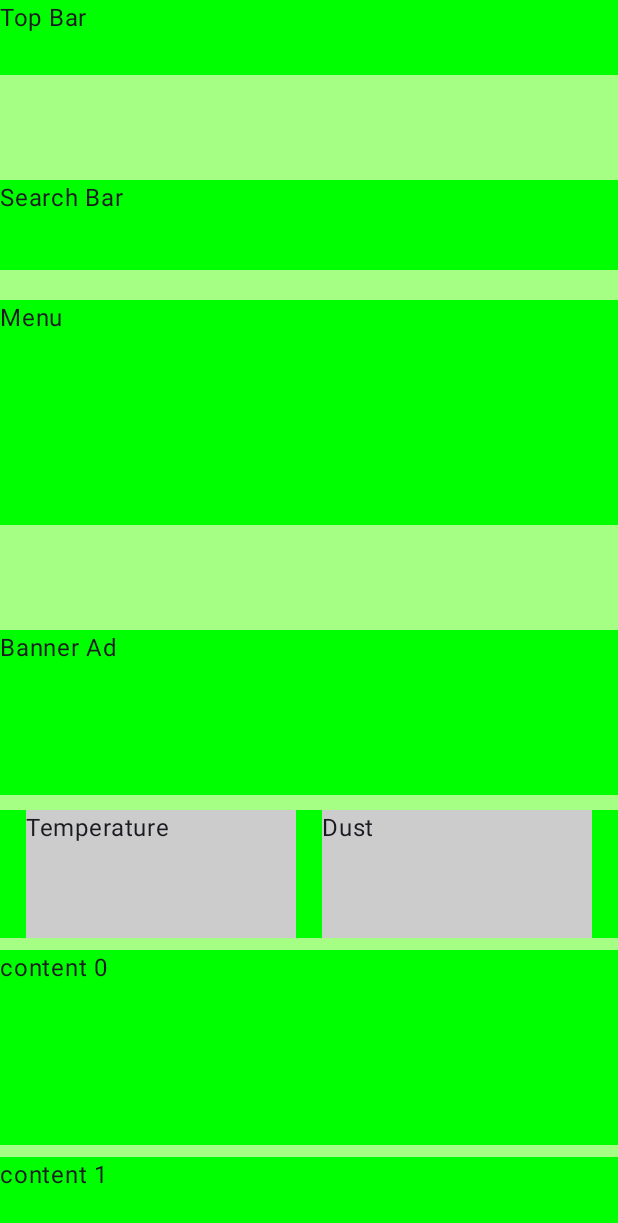
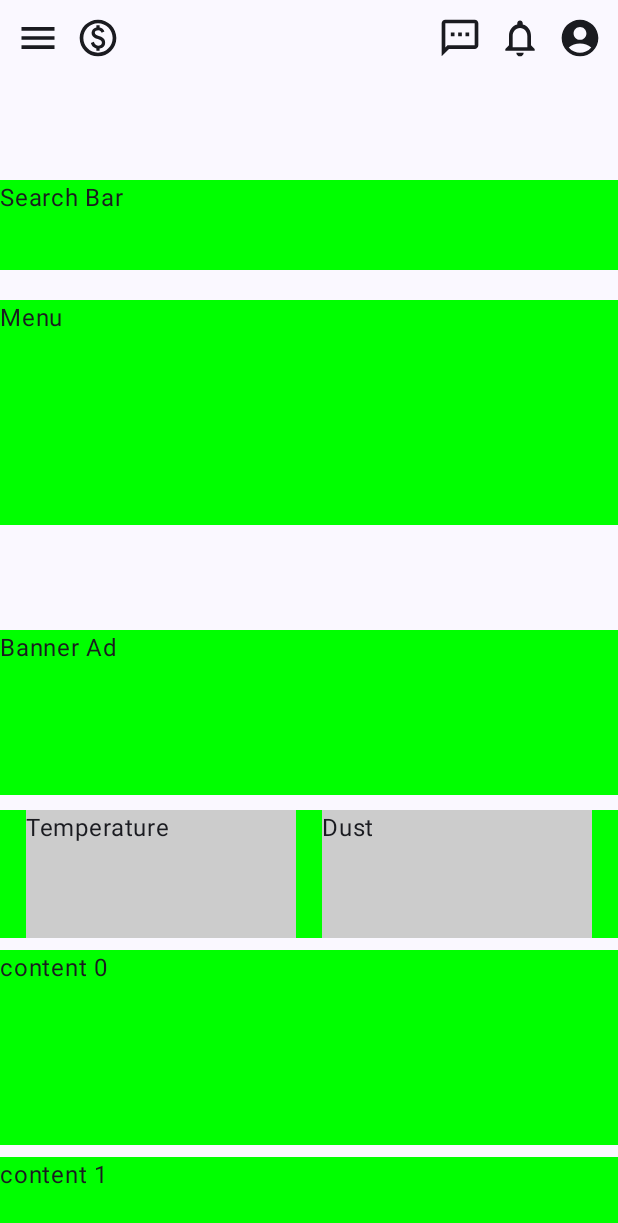
Before and after one commit to SongJungHyun1004/Android, an Android app built with Jetpack Compose: the screen it shows after launch (MainActivity), on a phone screen of 412 x 824 dp. Shown: the top 1223 px of the screen. Run offline under Robolectric (Android 15) with nearby library versions, the phone set to English and light mode, and no system bars.

Commit message:
feat: draw top bar icons

```diff
--- a/Naver/app/build.gradle.kts
+++ b/Naver/app/build.gradle.kts
@@ -66,4 +66,7 @@ dependencies {
     androidTestImplementation(libs.androidx.ui.test.junit4)
     debugImplementation(libs.androidx.ui.tooling)
     debugImplementation(libs.androidx.ui.test.manifest)
+
+    val compose_version: String by project
+    implementation("androidx.compose.material:material-icons-extended:$compose_version")
 }
--- a/Naver/app/src/main/java/com/joker/naver/MainActivity.kt
+++ b/Naver/app/src/main/java/com/joker/naver/MainActivity.kt
@@ -14,10 +14,21 @@ import androidx.compose.foundation.layout.fillMaxHeight
 import androidx.compose.foundation.layout.fillMaxSize
 import androidx.compose.foundation.layout.fillMaxWidth
 import androidx.compose.foundation.layout.height
+import androidx.compose.foundation.layout.padding
+import androidx.compose.foundation.layout.size
 import androidx.compose.foundation.layout.width
 import androidx.compose.foundation.lazy.LazyColumn
 import androidx.compose.material.icons.Icons
+import androidx.compose.material.icons.filled.AccountCircle
 import androidx.compose.material.icons.filled.Menu
+import androidx.compose.material.icons.filled.Notifications
+import androidx.compose.material.icons.filled.Paid
+import androidx.compose.material.icons.filled.Sms
+import androidx.compose.material.icons.outlined.AccountCircle
+import androidx.compose.material.icons.outlined.Menu
+import androidx.compose.material.icons.outlined.Notifications
+import androidx.compose.material.icons.outlined.Paid
+import androidx.compose.material.icons.outlined.Sms
 import androidx.compose.material3.Icon
 import androidx.compose.material3.MaterialTheme
 import androidx.compose.material3.Surface
@@ -51,8 +62,7 @@ class MainActivity : ComponentActivity() {
 fun HomeScreen() {
     LazyColumn(
         modifier = Modifier
-            .fillMaxWidth()
-            .background(color = Color(0xFFA5FF85)),
+            .fillMaxWidth(),
         verticalArrangement = Arrangement.spacedBy(8.dp)
     ) {
         item {
@@ -79,16 +89,27 @@ fun TopBar() {
     Box(
         modifier = Modifier
             .height(50.dp)
-            .fillMaxWidth()
-            .background(color = Color.Green),
-//        contentAlignment = Alignment.CenterStart,
+            .fillMaxWidth(),
+        contentAlignment = Alignment.CenterStart,
     ) {
         Row (
-//            modifier = Modifier.fillMaxWidth(),
-//            horizontalArrangement = Arrangement.SpaceEvenly,
+            modifier = Modifier.fillMaxWidth(),
+            horizontalArrangement = Arrangement.SpaceBetween,
         ) {
-            Text(text = "Top Bar")
-//            Icon(imageVector = Icons.Default.Menu, contentDescription = "menu")
+            val iconSize = 40.dp
+            Row (
+                modifier = Modifier.padding(start = 5.dp)
+            ) {
+                Icon(imageVector = Icons.Outlined.Menu, contentDescription = "menu", modifier = Modifier.size(iconSize).padding(horizontal = 5.dp))
+                Icon(imageVector = Icons.Outlined.Paid, contentDescription = "pay", modifier = Modifier.size(iconSize).padding(horizontal = 5.dp))
+            }
+            Row (
+                modifier = Modifier.padding(end = 5.dp)
+            ) {
+                Icon(imageVector = Icons.Outlined.Sms, contentDescription = "talk", modifier = Modifier.size(iconSize).padding(horizontal = 5.dp))
+                Icon(imageVector = Icons.Outlined.Notifications, contentDescription = "notify", modifier = Modifier.size(iconSize).padding(horizontal = 5.dp))
+                Icon(imageVector = Icons.Default.AccountCircle, contentDescription = "account", modifier = Modifier.size(iconSize).padding(horizontal = 5.dp))
+            }
         }
     }
 }
--- a/Naver/gradle.properties
+++ b/Naver/gradle.properties
@@ -21,3 +21,5 @@ kotlin.code.style=official
 # resources declared in the library itself and none from the library's dependencies,
 # thereby reducing the size of the R class for that library
 android.nonTransitiveRClass=true
+
+compose_version=1.6.4
```
